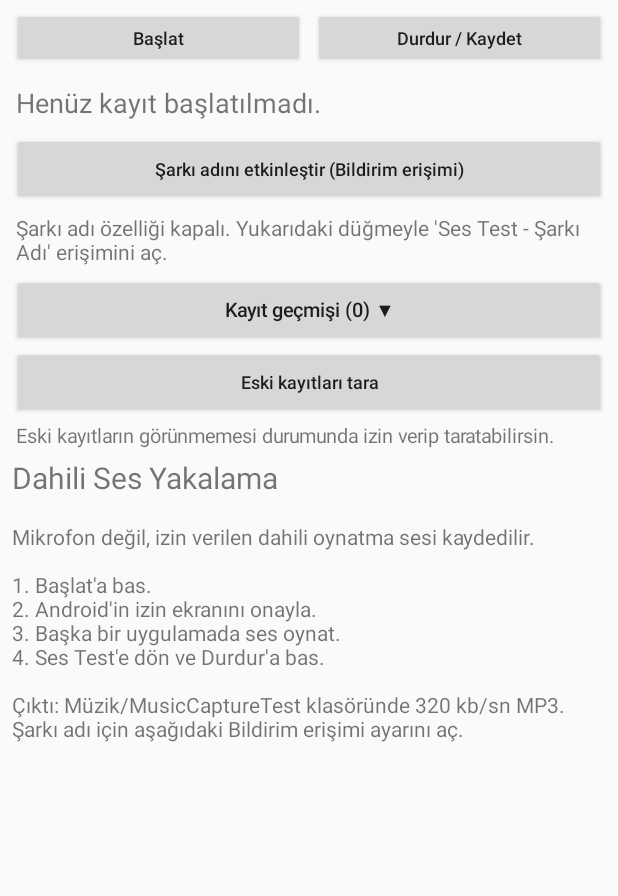
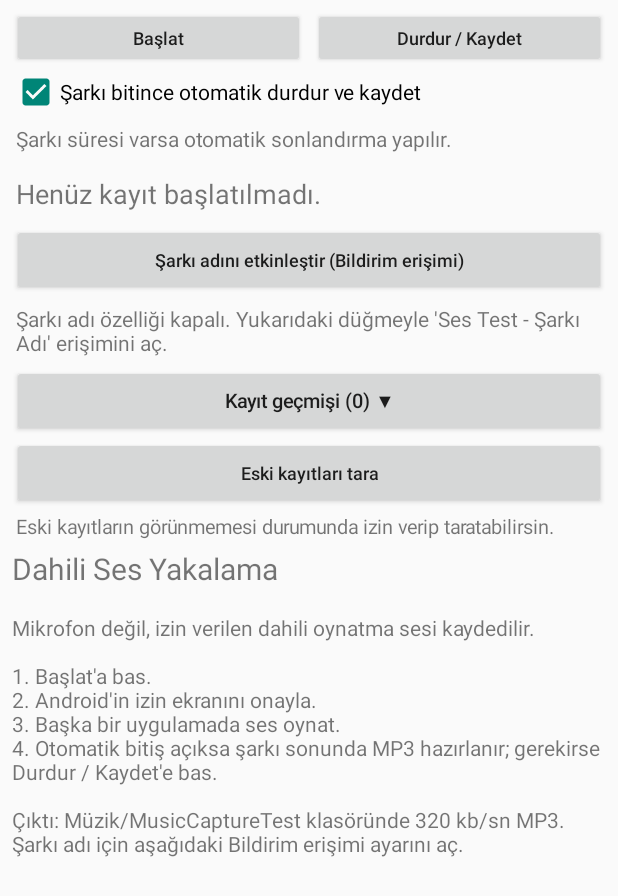
Before and after one commit to erhancbk/MusicCaptureTest, an Android app: the screen it shows after launch (MainActivity), on a phone screen of 412 x 824 dp. Shown: the top 896 px of the screen. Run offline under Robolectric (Android 15) with nearby library versions, the phone set to English and light mode, and no system bars.

Commit message:
Add simple auto-stop checkbox, song timing progress, and keep manual stop

```diff
--- a/app/src/main/java/com/example/musiccapture/MainActivity.kt
+++ b/app/src/main/java/com/example/musiccapture/MainActivity.kt
@@ -11,6 +11,7 @@ import android.provider.Settings
 import android.view.View
 import android.widget.ScrollView
 import android.widget.Button
+import android.widget.CheckBox
 import android.widget.LinearLayout
 import android.widget.TextView
 
@@ -22,6 +23,8 @@ class MainActivity : Activity() {
     }
 
     private lateinit var statusText: TextView
+    private lateinit var progressText: TextView
+    private lateinit var autoStopCheck: CheckBox
     private lateinit var songStatusText: TextView
     private lateinit var historyButton: Button
     private lateinit var historyText: TextView
@@ -30,9 +33,19 @@ class MainActivity : Activity() {
 
     private val statusReceiver = object : BroadcastReceiver() {
         override fun onReceive(context: Context?, intent: Intent?) {
-            statusText.text = intent?.getStringExtra(CaptureService.EXTRA_STATUS)
-                ?: "Durum bilgisi alınamadı."
-            refreshHistory()
+            if (intent?.hasExtra(CaptureService.EXTRA_STATUS) == true) {
+                val message = intent.getStringExtra(CaptureService.EXTRA_STATUS)
+                    ?: "Durum bilgisi alınamadı."
+                statusText.text = message
+                if (message.contains("kaydedildi", ignoreCase = true) ||
+                    message.contains("Yedek WAV", ignoreCase = true)) {
+                    refreshHistory()
+                }
+            }
+            if (intent?.hasExtra(CaptureService.EXTRA_PROGRESS) == true) {
+                progressText.text = intent.getStringExtra(CaptureService.EXTRA_PROGRESS)
+                    ?: "Akıllı bitiş: durum bilgisi bekleniyor"
+            }
         }
     }
 
@@ -52,7 +65,8 @@ class MainActivity : Activity() {
                 "1. Başlat'a bas.\n" +
                 "2. Android'in izin ekranını onayla.\n" +
                 "3. Başka bir uygulamada ses oynat.\n" +
-                "4. Ses Test'e dön ve Durdur'a bas.\n\n" +
+                "4. Otomatik bitiş açıksa şarkı sonunda MP3 hazırlanır; " +
+                "gerekirse Durdur / Kaydet'e bas.\n\n" +
                 "Çıktı: Müzik/MusicCaptureTest klasöründe 320 kb/sn MP3.\n" +
                 "Şarkı adı için aşağıdaki Bildirim erişimi ayarını aç.\n"
             textSize = 14f
@@ -61,6 +75,27 @@ class MainActivity : Activity() {
             textSize = 18f
             text = "Henüz kayıt başlatılmadı."
             setPadding(4, 16, 4, 12)
+        }
+
+        autoStopCheck = CheckBox(this).apply {
+            text = "Şarkı bitince otomatik durdur ve kaydet"
+            textSize = 14f
+            isChecked = getSharedPreferences(CaptureService.PREFS, MODE_PRIVATE)
+                .getBoolean(CaptureService.PREF_AUTO_STOP, true)
+            setOnCheckedChangeListener { _, enabled ->
+                getSharedPreferences(CaptureService.PREFS, MODE_PRIVATE).edit()
+                    .putBoolean(CaptureService.PREF_AUTO_STOP, enabled).apply()
+                if (!enabled) {
+                    progressText.text = "Otomatik bitiş kapalı (sonraki kayıt için)"
+                } else {
+                    progressText.text = "Otomatik bitiş açık (sonraki kayıt için)"
+                }
+            }
+        }
+        progressText = TextView(this).apply {
+            textSize = 14f
+            setPadding(4, 8, 4, 6)
+            text = "Şarkı süresi varsa otomatik sonlandırma yapılır."
         }
 
         val startButton = Button(this).apply {
@@ -141,6 +176,8 @@ class MainActivity : Activity() {
             setMargins(gap, 0, 0, 0)
         })
         layout.addView(buttons)
+        layout.addView(autoStopCheck)
+        layout.addView(progressText)
         layout.addView(statusText)
         layout.addView(songPermissionButton)
         layout.addView(songStatusText)
@@ -249,6 +286,7 @@ class MainActivity : Activity() {
             .setAction(CaptureService.ACTION_START)
             .putExtra(CaptureService.EXTRA_RESULT_CODE, resultCode)
             .putExtra(CaptureService.EXTRA_RESULT_DATA, data)
+            .putExtra(CaptureService.EXTRA_AUTO_STOP, autoStopCheck.isChecked)
         startForegroundService(startIntent)
         statusText.text = "Ses yakalama başlatılıyor..."
     }
@@ -277,6 +315,9 @@ class MainActivity : Activity() {
         val last = getSharedPreferences(CaptureService.PREFS, MODE_PRIVATE)
             .getString(CaptureService.EXTRA_STATUS, null)
         if (last != null) statusText.text = last
+        val previousProgress = getSharedPreferences(CaptureService.PREFS, MODE_PRIVATE)
+            .getString(CaptureService.EXTRA_PROGRESS, null)
+        if (previousProgress != null) progressText.text = previousProgress
     }
 
     override fun onStop() {
```
